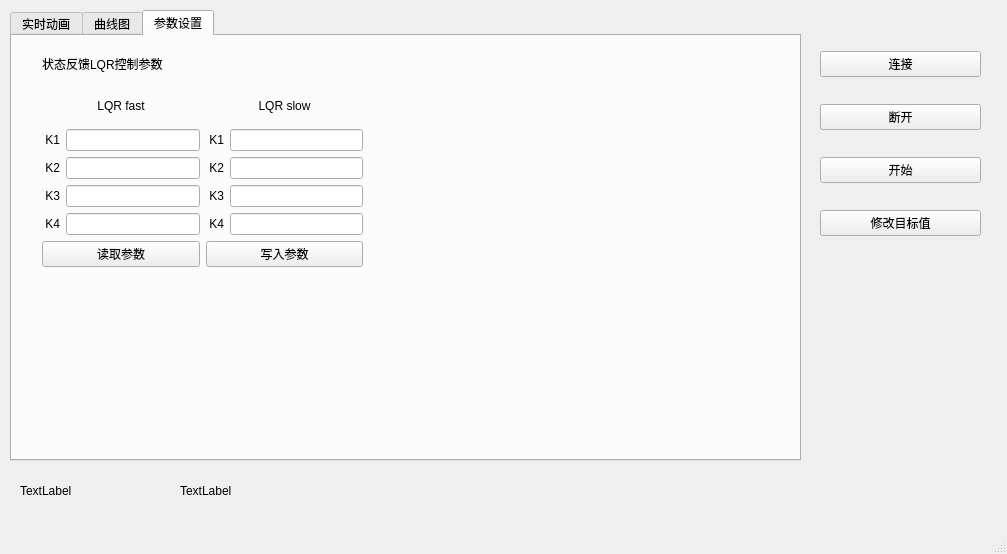
This is client/window.ui in WKoishi/Inverted_Pendulum as Qt 5 draws it before an edit. The edited form follows.
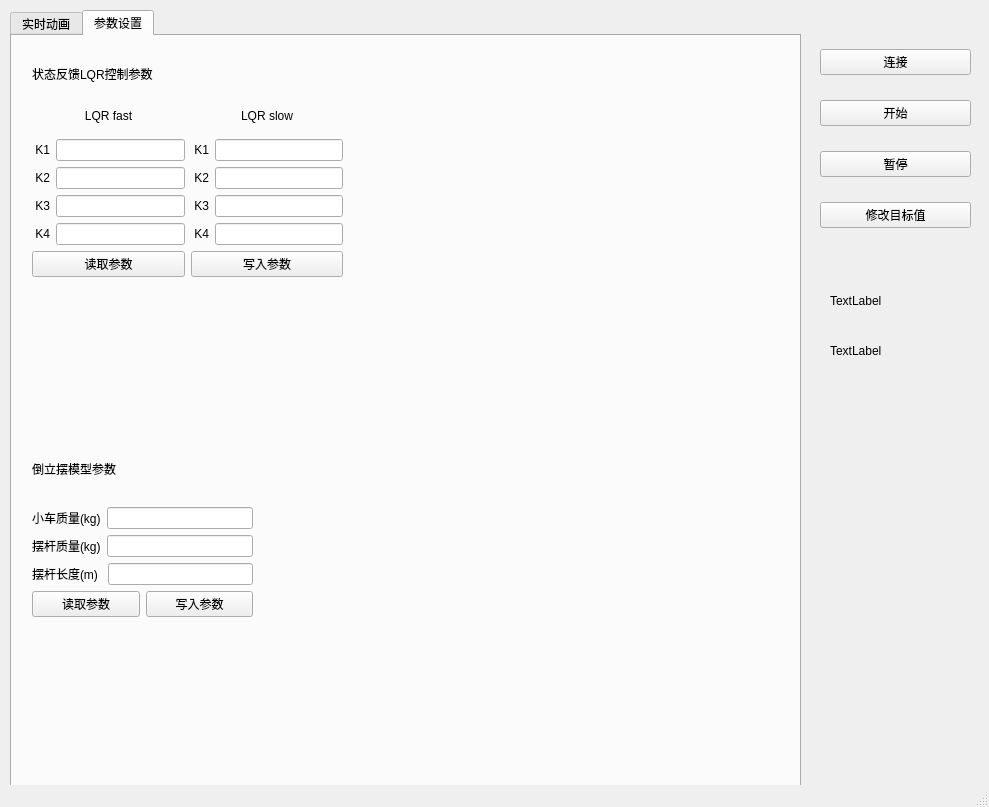
This is the edited form. The open tabs and pages were chosen to show the change. Icons and pictures are not drawn.

Commit message: 增加背景，完善界面

```diff
--- a/client/window.ui
+++ b/client/window.ui
@@ -6,21 +6,27 @@
    <rect>
     <x>0</x>
     <y>0</y>
-    <width>1007</width>
-    <height>554</height>
+    <width>989</width>
+    <height>807</height>
    </rect>
   </property>
   <property name="windowTitle">
    <string>MainWindow</string>
   </property>
+  <property name="styleSheet">
+   <string notr="true">#MainWindow{border-image: url(:/my_image/resource/KureiKeiBackground-2.png);}</string>
+  </property>
   <widget class="QWidget" name="centralwidget">
+   <property name="styleSheet">
+    <string notr="true">#centralwidget{border-image: url(:/my_image/resource/KureiKeiBackground-2.png);}</string>
+   </property>
    <widget class="QWidget" name="verticalLayoutWidget">
     <property name="geometry">
      <rect>
       <x>820</x>
       <y>30</y>
-      <width>161</width>
-      <height>231</height>
+      <width>151</width>
+      <height>221</height>
      </rect>
     </property>
     <layout class="QVBoxLayout" name="verticalLayout_button">
@@ -31,13 +37,6 @@
        </property>
       </widget>
      </item>
-     <item>
-      <widget class="QPushButton" name="Button_disconnect">
-       <property name="text">
-        <string>断开</string>
-       </property>
-      </widget>
-     </item>
      <item>
       <widget class="QPushButton" name="Button_start">
        <property name="text">
@@ -45,6 +44,13 @@
        </property>
       </widget>
      </item>
+     <item>
+      <widget class="QPushButton" name="Button_pause">
+       <property name="text">
+        <string>暂停</string>
+       </property>
+      </widget>
+     </item>
      <item>
       <widget class="QPushButton" name="Button_change_target">
        <property name="text">
@@ -57,8 +63,8 @@
    <widget class="QLabel" name="label_target_val">
     <property name="geometry">
      <rect>
-      <x>20</x>
-      <y>470</y>
+      <x>830</x>
+      <y>280</y>
       <width>151</width>
       <height>41</height>
      </rect>
@@ -73,7 +79,7 @@
       <x>10</x>
       <y>10</y>
       <width>791</width>
-      <height>451</height>
+      <height>811</height>
      </rect>
     </property>
     <property name="currentIndex">
@@ -105,11 +111,6 @@
       </property>
       <layout class="QVBoxLayout" name="verticalLayout_ruler"/>
      </widget>
-    </widget>
-    <widget class="QWidget" name="tab_6">
-     <attribute name="title">
-      <string>曲线图</string>
-     </attribute>
      <widget class="QWidget" name="verticalLayoutWidget_4">
       <property name="geometry">
        <rect>
@@ -129,9 +130,9 @@
      <widget class="QWidget" name="gridLayoutWidget">
       <property name="geometry">
        <rect>
-        <x>30</x>
-        <y>10</y>
-        <width>321</width>
+        <x>20</x>
+        <y>20</y>
+        <width>311</width>
         <height>221</height>
        </rect>
       </property>
@@ -294,26 +295,10 @@
      <widget class="QLabel" name="label_12">
       <property name="geometry">
        <rect>
-        <x>0</x>
-        <y>230</y>
-        <width>381</width>
-        <height>221</height>
-       </rect>
-      </property>
-      <property name="styleSheet">
-       <string notr="true">image: url(:/my_image/lqr_control_switch.png)</string>
-      </property>
-      <property name="text">
-       <string/>
-      </property>
-     </widget>
-     <widget class="QLabel" name="label_13">
-      <property name="geometry">
-       <rect>
-        <x>370</x>
-        <y>10</y>
+        <x>360</x>
+        <y>0</y>
         <width>401</width>
-        <height>411</height>
+        <height>271</height>
        </rect>
       </property>
       <property name="styleSheet">
@@ -323,14 +308,109 @@
        <string/>
       </property>
      </widget>
+     <widget class="QLabel" name="label_13">
+      <property name="geometry">
+       <rect>
+        <x>240</x>
+        <y>260</y>
+        <width>541</width>
+        <height>461</height>
+       </rect>
+      </property>
+      <property name="styleSheet">
+       <string notr="true">image: url(:/my_image/resource/lqr_control.png);</string>
+      </property>
+      <property name="text">
+       <string/>
+      </property>
+     </widget>
+     <widget class="QWidget" name="verticalLayoutWidget_5">
+      <property name="geometry">
+       <rect>
+        <x>20</x>
+        <y>400</y>
+        <width>221</width>
+        <height>181</height>
+       </rect>
+      </property>
+      <layout class="QVBoxLayout" name="verticalLayout">
+       <item>
+        <widget class="QLabel" name="label_14">
+         <property name="text">
+          <string>倒立摆模型参数</string>
+         </property>
+        </widget>
+       </item>
+       <item>
+        <layout class="QHBoxLayout" name="horizontalLayout">
+         <item>
+          <widget class="QLabel" name="label_15">
+           <property name="text">
+            <string>小车质量(kg)</string>
+           </property>
+          </widget>
+         </item>
+         <item>
+          <widget class="QLineEdit" name="lineEdit_model_carM"/>
+         </item>
+        </layout>
+       </item>
+       <item>
+        <layout class="QHBoxLayout" name="horizontalLayout_10">
+         <item>
+          <widget class="QLabel" name="label_16">
+           <property name="text">
+            <string>摆杆质量(kg)</string>
+           </property>
+          </widget>
+         </item>
+         <item>
+          <widget class="QLineEdit" name="lineEdit_model_stickM"/>
+         </item>
+        </layout>
+       </item>
+       <item>
+        <layout class="QHBoxLayout" name="horizontalLayout_11">
+         <item>
+          <widget class="QLabel" name="label_17">
+           <property name="text">
+            <string>摆杆长度(m) </string>
+           </property>
+          </widget>
+         </item>
+         <item>
+          <widget class="QLineEdit" name="lineEdit_model_stickL"/>
+         </item>
+        </layout>
+       </item>
+       <item>
+        <layout class="QHBoxLayout" name="horizontalLayout_12">
+         <item>
+          <widget class="QPushButton" name="Button_model_param_read">
+           <property name="text">
+            <string>读取参数</string>
+           </property>
+          </widget>
+         </item>
+         <item>
+          <widget class="QPushButton" name="Button_model_param_write">
+           <property name="text">
+            <string>写入参数</string>
+           </property>
+          </widget>
+         </item>
+        </layout>
+       </item>
+      </layout>
+     </widget>
     </widget>
    </widget>
    <widget class="QLabel" name="label_figure_ok">
     <property name="geometry">
      <rect>
-      <x>180</x>
-      <y>470</y>
-      <width>231</width>
+      <x>830</x>
+      <y>330</y>
+      <width>151</width>
       <height>41</height>
      </rect>
     </property>
```
Left out of the diff: 20 changed lines with no effect on the pictures. The commit also changes 4 other files.
